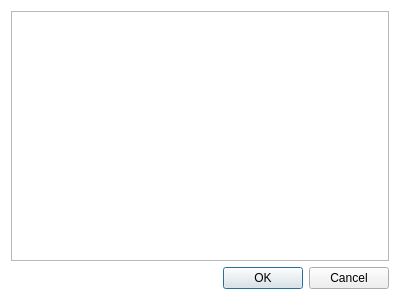
First picture: the form in CaX/dialog/groupplaydialog.ui, repository fsest4u/CaX_03, before the edit.
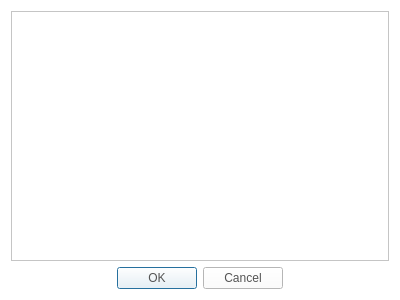
Second picture: the form after the edit. Icons and pictures are not drawn.

Commit message: [design] - apply to design for dialog button - group play - mute icon - cd rip - left / right icon - browser - folder icon - option menu - play now / clear / next / last

```diff
--- a/CaX/dialog/groupplaydialog.ui
+++ b/CaX/dialog/groupplaydialog.ui
@@ -19,7 +19,12 @@
 	color: rgb(84, 84, 84);
 	font: 14pt &quot;Segoe UI&quot;;
 }
-QDialog
+QPushButton
+{
+	color: rgb(84, 84, 84);
+	font: 14pt &quot;Segoe UI&quot;;
+}
+QWidget
 {
 	background-color: rgb(255, 255, 255);
 }</string>
@@ -37,12 +42,30 @@
    </item>
    <item row="1" column="0">
     <widget class="QDialogButtonBox" name="buttonBox">
+     <property name="styleSheet">
+      <string notr="true">QPushButton
+{
+  border-image: url(&quot;:/resource/audiocd-popup-btn110-ok-n@3x.png&quot;);
+width: 110px;
+color: rgb(84, 84, 84)
+}
+
+QPushButton:hover
+{
+  border-image: url(&quot;:/resource/audiocd-popup-btn110-ok-h@3x.png&quot;);
+width: 110px;
+color: rgb(255, 255, 255)
+}</string>
+     </property>
      <property name="orientation">
       <enum>Qt::Horizontal</enum>
      </property>
      <property name="standardButtons">
       <set>QDialogButtonBox::Cancel|QDialogButtonBox::Ok</set>
      </property>
+     <property name="centerButtons">
+      <bool>true</bool>
+     </property>
     </widget>
    </item>
   </layout>
```
The commit also changes 17 other files.
